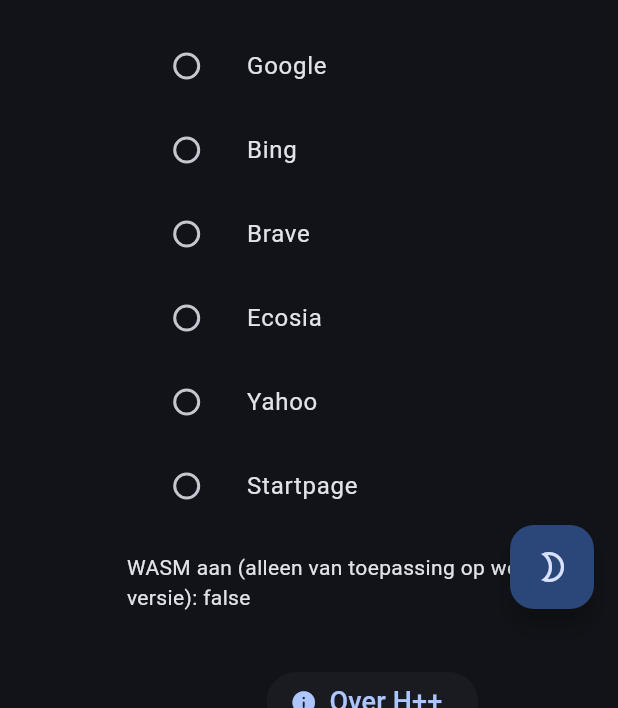
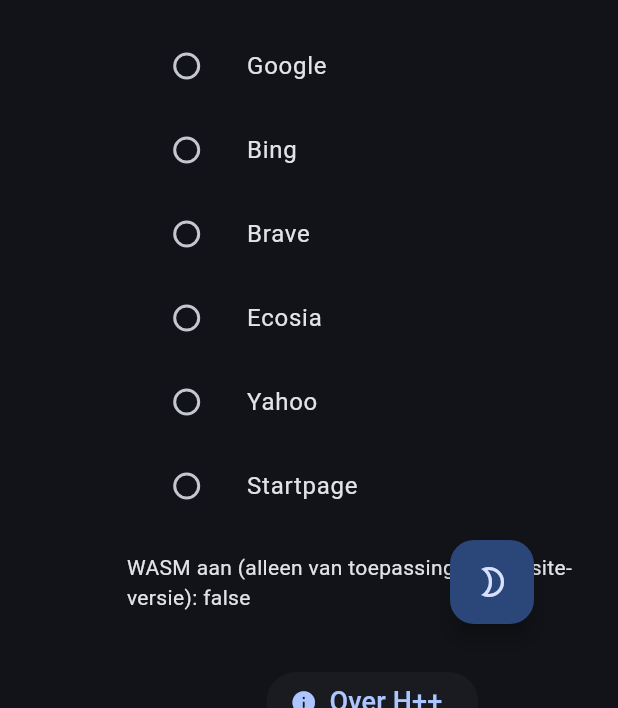
Before and after one commit to Hacker-Anirudh/hplusplus-source, a Flutter app: the screen it shows after launch, after a tap on "Instellingen", on a phone screen of 412 x 824 dp, the part 528-1236 px from its top. Run offline on Flutter 3.47's test engine with Material 3 defaults, Android fonts, the phone set to English and light mode, and no system bars; our stand-ins replace shared_preferences.

Commit message:
fix ugliness

```diff
--- a/lib/main.dart
+++ b/lib/main.dart
@@ -29,7 +29,7 @@
 
       home: Scaffold(
         floatingActionButton: Padding(
-          padding: EdgeInsets.only(bottom: 50.0),
+          padding: EdgeInsets.all(40.0),
           child: FloatingActionButton(
             onPressed: () {},
             child: Tooltip(
--- a/pubspec.yaml
+++ b/pubspec.yaml
@@ -16,7 +16,7 @@
 # https://developer.apple.com/library/archive/documentation/General/Reference/InfoPlistKeyReference/Articles/CoreFoundationKeys.html
 # In Windows, build-name is used as the major, minor, and patch parts
 # of the product and file versions while build-number is used as the build suffix.
-version: 1.0.0+2
+version: 1.0.0+3
 
 environment:
   sdk: ^3.10.8
```
